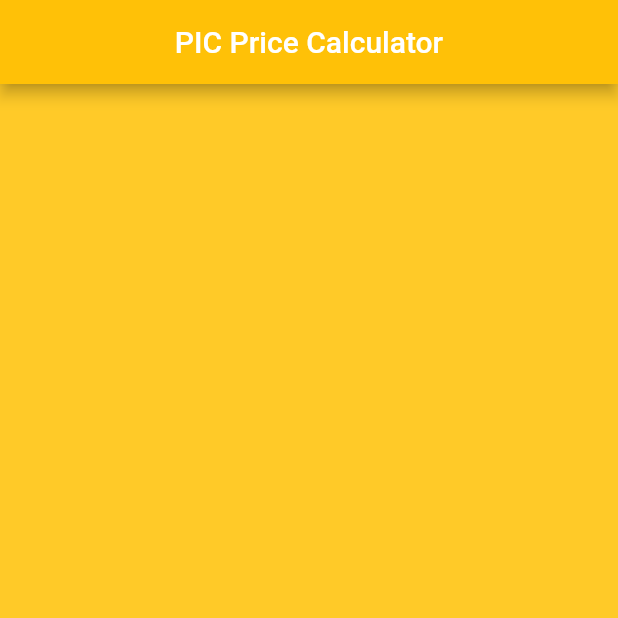
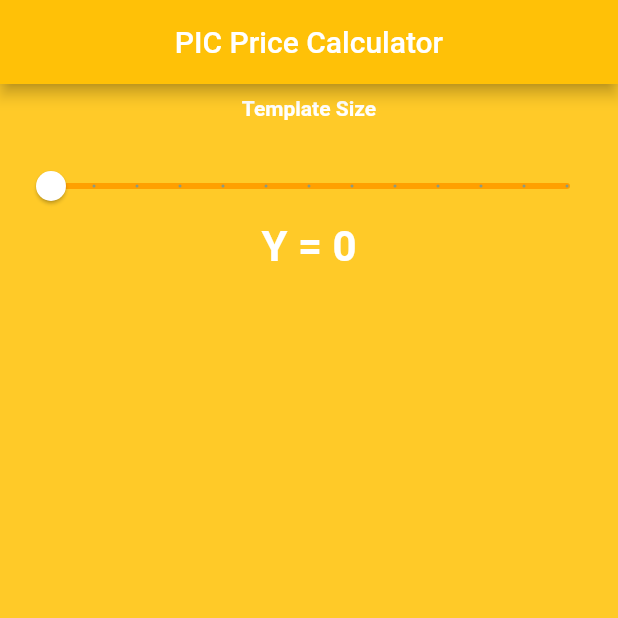
Before and after one commit to Morne-le-Roux/PIC_Price_Calculator, a Flutter app: the screen it shows after launch, on a phone screen of 412 x 824 dp, the top half of it. Run offline on Flutter 3.47's test engine with Material 2 defaults, Android fonts, the phone set to English and light mode, and no system bars.

Commit message:
Added Template Y Slider

```diff
--- a/lib/calculatorsceeen.dart
+++ b/lib/calculatorsceeen.dart
@@ -1,4 +1,4 @@
-// ignore_for_file: prefer_const_constructors
+// ignore_for_file: prefer_const_constructors, prefer_const_literals_to_create_immutables
 
 import 'package:flutter/material.dart';
 
@@ -10,6 +10,8 @@ class CalculatorScreen extends StatefulWidget {
 }
 
 class _CalculatorScreenState extends State<CalculatorScreen> {
+  int templateSizeX = 0;
+  int templateSizeY = 0;
   @override
   Widget build(BuildContext context) {
     return Scaffold(
@@ -18,6 +20,46 @@ class _CalculatorScreenState extends State<CalculatorScreen> {
         backgroundColor: Colors.amber,
         title: Center(child: Text("PIC Price Calculator")),
       ),
+      body: Padding(
+        padding: const EdgeInsets.all(8.0),
+        child: Column(
+          children: [
+            Text(
+              "Template Size",
+              style:
+                  TextStyle(color: Colors.white, fontWeight: FontWeight.bold),
+            ),
+            SizedBox(
+              height: 20,
+            ),
+            SliderTheme(
+              data: SliderThemeData(
+                  activeTrackColor: Colors.white,
+                  thumbColor: Colors.white,
+                  inactiveTrackColor: Colors.amber[700],
+                  overlayColor: Colors.white60),
+              child: Slider(
+                value: templateSizeY.toDouble(),
+                min: 0.0,
+                max: 120.0,
+                divisions: 12,
+                onChanged: (double newValue) {
+                  setState(() {
+                    templateSizeY = newValue.toInt();
+                  });
+                },
+              ),
+            ),
+            Text(
+              "Y = ${templateSizeY.toString()}",
+              style: TextStyle(
+                  color: Colors.white,
+                  fontWeight: FontWeight.bold,
+                  fontSize: 28),
+            )
+          ],
+        ),
+      ),
     );
   }
 }
```
